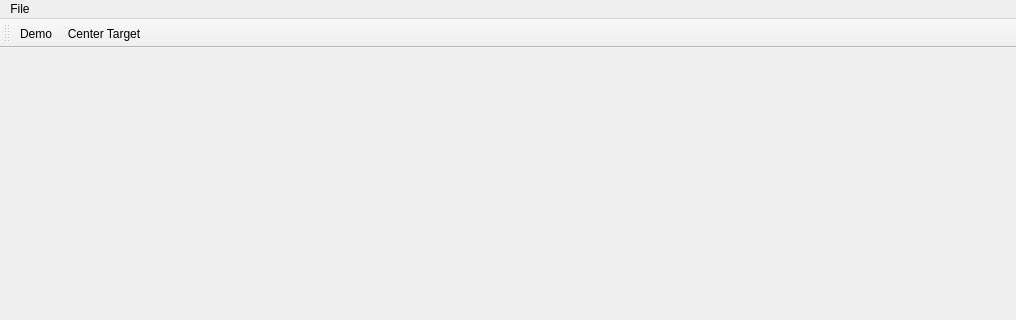
The window that vtk_test/vtk_test.ui (tlbruns/CI-Guidance) describes before a commit, drawn with Qt 5; both pictures show x 0 to 1016 and y 0 to 320 of the 1016 by 866 pixel window.
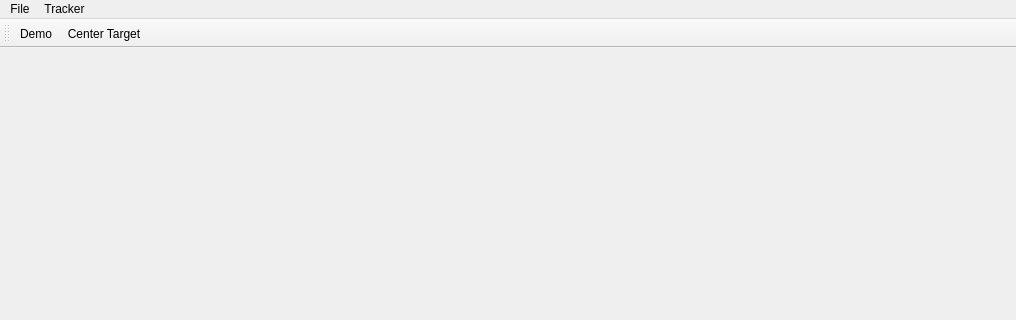
The same window after the commit.

Commit message: Menu with Tracker. InitVTk

Diff of the .ui file:
```diff
--- a/vtk_test/vtk_test.ui
+++ b/vtk_test/vtk_test.ui
@@ -41,7 +41,7 @@
      <x>0</x>
      <y>0</y>
      <width>1016</width>
-     <height>31</height>
+     <height>26</height>
     </rect>
    </property>
    <widget class="QMenu" name="menuFile">
@@ -52,7 +52,17 @@
     <addaction name="actionRegister_Patient"/>
     <addaction name="actionClose"/>
    </widget>
+   <widget class="QMenu" name="menuTracker">
+    <property name="title">
+     <string>Tracker</string>
+    </property>
+    <addaction name="actionTracker_Init"/>
+    <addaction name="actionTracker_Stop"/>
+    <addaction name="separator"/>
+    <addaction name="actionTracker_Setup_2"/>
+   </widget>
    <addaction name="menuFile"/>
+   <addaction name="menuTracker"/>
   </widget>
   <widget class="QToolBar" name="mainToolBar">
    <attribute name="toolBarArea">
```
Left out of the diff: 16 changed lines with no effect on the pictures. The commit also changes 5 other files.
